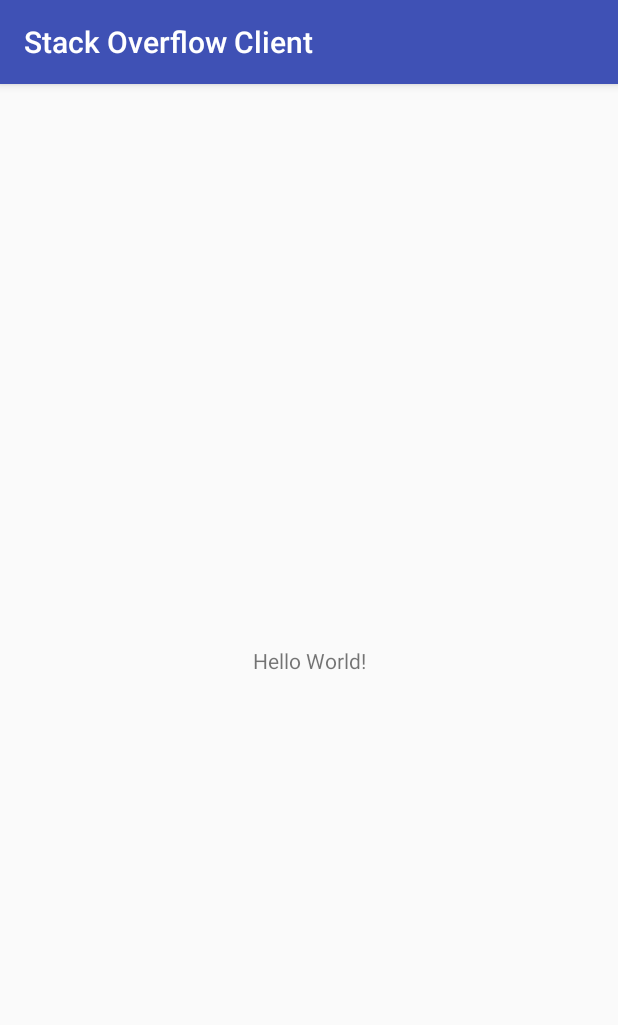
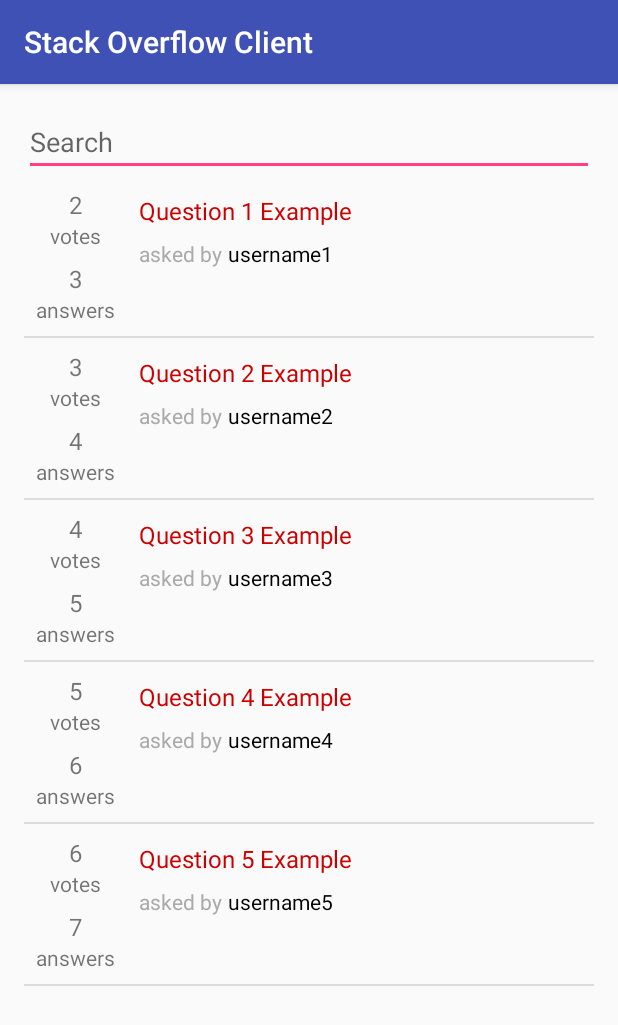
Before and after one commit to jsingh-jasmeet/StackOverflowClient, an Android app: the screen it shows after launch (MainActivity), on a phone screen of 412 x 824 dp. Shown: the top 1025 px of the screen. Run offline under Robolectric (Android 15) with nearby library versions, the phone set to English and light mode, and no system bars.

Commit message:
In Question.java:- removed authorProfileImageURL due to lack of necessity for the time being.
Modified activity_main.xml to add ListView below Search field.

Created question_list_item_layout.xml to describe layout for each of item of list of questions to be displayed in MainActivity.

Created MyQuestionAdapter to map objects of type Question to ListView in activity_main.

Modified MainActivity. Created hard-coded objects for the time-being to test layout and functionality.

```diff
--- a/app/src/main/java/com/example/jasmeet/stackoverflowclient/MainActivity.java
+++ b/app/src/main/java/com/example/jasmeet/stackoverflowclient/MainActivity.java
@@ -1,13 +1,32 @@
 package com.example.jasmeet.stackoverflowclient;
 
+import android.os.Bundle;
 import android.support.v7.app.AppCompatActivity;
-import android.os.Bundle;
+import android.widget.ListView;
+
+import java.util.ArrayList;
 
 public class MainActivity extends AppCompatActivity {
+
+    private static String TAG = MainActivity.class.getSimpleName();
 
     @Override
     protected void onCreate(Bundle savedInstanceState) {
         super.onCreate(savedInstanceState);
         setContentView(R.layout.activity_main);
+
+
+        ArrayList<Question> questions = new ArrayList<>();
+
+        questions.add(new Question(1, 2, 3, "Question 1 Example", "username1"));
+        questions.add(new Question(2, 3, 4, "Question 2 Example", "username2"));
+        questions.add(new Question(3, 4, 5, "Question 3 Example", "username3"));
+        questions.add(new Question(4, 5, 6, "Question 4 Example", "username4"));
+        questions.add(new Question(5, 6, 7, "Question 5 Example", "username5"));
+
+        ListView questionListView = (ListView) findViewById(R.id.question_list_view);
+        MyQuestionAdapter adapter = new MyQuestionAdapter(this, questions);
+        questionListView.setAdapter(adapter);
+
     }
 }
--- /dev/null
+++ b/app/src/main/java/com/example/jasmeet/stackoverflowclient/MyQuestionAdapter.java
@@ -0,0 +1,50 @@
+package com.example.jasmeet.stackoverflowclient;
+
+import android.app.Activity;
+import android.support.annotation.NonNull;
+import android.support.annotation.Nullable;
+import android.view.LayoutInflater;
+import android.view.View;
+import android.view.ViewGroup;
+import android.widget.ArrayAdapter;
+import android.widget.TextView;
+
+import java.util.ArrayList;
+
+/**
+ * Created by Jasmeet on 3/22/2017.
+ * <p>
+ * The constructor takes ArrayList of type Question.
+ */
+
+public class MyQuestionAdapter extends ArrayAdapter<Question> {
+
+    public MyQuestionAdapter(Activity context, ArrayList<Question> questions) {
+        super(context, 0, questions);
+    }
+
+    @NonNull
+    @Override
+    public View getView(int position, @Nullable View convertView, @NonNull ViewGroup parent) {
+
+        View listItemView = convertView;
+
+        if (listItemView == null) {
+            listItemView = LayoutInflater.from(getContext()).inflate(R.layout.question_list_item_layout, parent, false);
+        }
+
+        Question currentQuestion = getItem(position);
+
+        TextView scoreTextView = (TextView) listItemView.findViewById(R.id.question_list_item_score);
+        TextView answerCountTextView = (TextView) listItemView.findViewById(R.id.question_list_item_answer_count);
+        TextView questionTitleTextView = (TextView) listItemView.findViewById(R.id.question_list_item_title);
+        TextView authorDisplayNameTextView = (TextView) listItemView.findViewById(R.id.question_list_item_display_name);
+
+        scoreTextView.setText(Integer.toString(currentQuestion.getScore()));
+        answerCountTextView.setText(Integer.toString(currentQuestion.getAnswerCount()));
+        questionTitleTextView.setText(currentQuestion.getTitle());
+        authorDisplayNameTextView.setText(currentQuestion.getAuthorDisplayName());
+
+        return listItemView;
+    }
+}
--- a/app/src/main/java/com/example/jasmeet/stackoverflowclient/Question.java
+++ b/app/src/main/java/com/example/jasmeet/stackoverflowclient/Question.java
@@ -2,10 +2,11 @@ package com.example.jasmeet.stackoverflowclient;
 
 /**
  * Created by Jasmeet on 3/21/2017.
- *
+ * <p>
  * Basic skeleton of Question class:
  * questionID is an integer referring to a unique ID of the question.
  * Score refers to the no. of downvotes received by the question subtracted from the no. of upvotes received by the question.
+ * answerCount refers to number of answers available for the given question.
  * Title is a String variable referring to title of the question, i.e., the question itself.
  * AuthorDisplayName is a String variable referring to display name of the author of the question.
  * AuthorProfileImageURL refers to URL of the profile image of the author.
@@ -14,16 +15,16 @@ package com.example.jasmeet.stackoverflowclient;
 public class Question {
     private int mQuestionID;
     private int mScore;
+    private int mAnswerCount;
     private String mTitle;
     private String mAuthorDisplayName;
-    private String mAuthorProfileImageURL;
 
-    public Question(int questionID, int score, String title, String authorDisplayName, String authorProfileImageURL){
+    public Question(int questionID, int score, int answerCount, String title, String authorDisplayName) {
         mQuestionID = questionID;
         mScore = score;
+        mAnswerCount = answerCount;
         mTitle = title;
         mAuthorDisplayName = authorDisplayName;
-        mAuthorProfileImageURL = authorProfileImageURL;
     }
 
     public int getQuestionID() {
@@ -34,6 +35,10 @@ public class Question {
         return mScore;
     }
 
+    public int getAnswerCount() {
+        return mAnswerCount;
+    }
+
     public String getTitle() {
         return mTitle;
     }
@@ -41,8 +46,4 @@ public class Question {
     public String getAuthorDisplayName() {
         return mAuthorDisplayName;
     }
-
-    public String getAuthorProfileImageURL() {
-        return mAuthorProfileImageURL;
-    }
 }
--- a/app/src/main/res/layout/activity_main.xml
+++ b/app/src/main/res/layout/activity_main.xml
@@ -1,18 +1,21 @@
 <?xml version="1.0" encoding="utf-8"?>
-<android.support.constraint.ConstraintLayout xmlns:android="http://schemas.android.com/apk/res/android"
-    xmlns:app="http://schemas.android.com/apk/res-auto"
+<LinearLayout xmlns:android="http://schemas.android.com/apk/res/android"
     xmlns:tools="http://schemas.android.com/tools"
     android:layout_width="match_parent"
     android:layout_height="match_parent"
+    android:orientation="vertical"
+    android:padding="16dp"
     tools:context="com.example.jasmeet.stackoverflowclient.MainActivity">
 
-    <TextView
-        android:layout_width="wrap_content"
+    <EditText
+        android:layout_width="match_parent"
         android:layout_height="wrap_content"
-        android:text="Hello World!"
-        app:layout_constraintBottom_toBottomOf="parent"
-        app:layout_constraintLeft_toLeftOf="parent"
-        app:layout_constraintRight_toRightOf="parent"
-        app:layout_constraintTop_toTopOf="parent" />
+        android:hint="@string/search" />
 
-</android.support.constraint.ConstraintLayout>
+    <ListView
+        android:id="@+id/question_list_view"
+        android:layout_width="match_parent"
+        android:layout_height="match_parent"
+        android:orientation="vertical" />
+
+</LinearLayout>
--- /dev/null
+++ b/app/src/main/res/layout/question_list_item_layout.xml
@@ -0,0 +1,94 @@
+<?xml version="1.0" encoding="utf-8"?>
+<LinearLayout xmlns:android="http://schemas.android.com/apk/res/android"
+    xmlns:tools="http://schemas.android.com/tools"
+    android:layout_width="match_parent"
+    android:layout_height="wrap_content"
+    android:orientation="horizontal"
+    android:padding="8dp">
+
+    <LinearLayout
+        android:id="@+id/question_list_item_left_column"
+        android:layout_width="wrap_content"
+        android:layout_height="wrap_content"
+        android:layout_marginRight="16dp"
+        android:layout_marginEnd="16dp"
+        android:orientation="vertical">
+
+        <TextView
+            android:id="@+id/question_list_item_score"
+            android:layout_width="wrap_content"
+            android:layout_height="wrap_content"
+            android:layout_gravity="center"
+            android:maxLines="1"
+            android:textSize="16sp"
+            tools:text="0" />
+
+        <TextView
+            android:layout_width="wrap_content"
+            android:layout_height="wrap_content"
+            android:layout_gravity="center"
+            android:layout_marginBottom="8dp"
+            android:maxLines="1"
+            android:text="@string/votes" />
+
+        <TextView
+            android:id="@+id/question_list_item_answer_count"
+            android:layout_width="wrap_content"
+            android:layout_height="wrap_content"
+            android:layout_gravity="center"
+            android:maxLines="1"
+            android:textSize="16sp"
+            tools:text="0" />
+
+        <TextView
+            android:layout_width="wrap_content"
+            android:layout_height="wrap_content"
+            android:layout_gravity="center"
+            android:maxLines="1"
+            android:text="@string/answers" />
+
+
+    </LinearLayout>
+
+    <LinearLayout
+        android:layout_width="wrap_content"
+        android:layout_height="wrap_content"
+        android:layout_marginTop="4dp"
+        android:orientation="vertical">
+
+        <TextView
+            android:id="@+id/question_list_item_title"
+            android:layout_width="wrap_content"
+            android:layout_height="0dp"
+            android:layout_marginBottom="8dp"
+            android:layout_marginRight="8dp"
+            android:layout_marginEnd="8dp"
+            android:layout_weight="1"
+            android:textColor="@android:color/holo_red_dark"
+            android:textSize="16sp"
+            tools:text="This is an Example question" />
+
+        <LinearLayout
+            android:layout_width="wrap_content"
+            android:layout_height="wrap_content"
+            android:orientation="horizontal">
+
+            <TextView
+                android:layout_width="wrap_content"
+                android:layout_height="wrap_content"
+                android:layout_marginRight="4dp"
+                android:layout_marginEnd="4dp"
+                android:text="@string/asked_by"
+                android:textColor="@android:color/darker_gray" />
+
+            <TextView
+                android:id="@+id/question_list_item_display_name"
+                android:layout_width="wrap_content"
+                android:layout_height="wrap_content"
+                android:textColor="@android:color/black"
+                tools:text="displayname" />
+
+        </LinearLayout>
+    </LinearLayout>
+
+</LinearLayout>
--- a/app/src/main/res/values/strings.xml
+++ b/app/src/main/res/values/strings.xml
@@ -1,3 +1,11 @@
 <resources>
     <string name="app_name">Stack Overflow Client</string>
+
+    <string name="search">Search</string>
+
+    <string name="votes">votes</string>
+
+    <string name="answers">answers</string>
+
+    <string name="asked_by">asked by</string>
 </resources>
```
